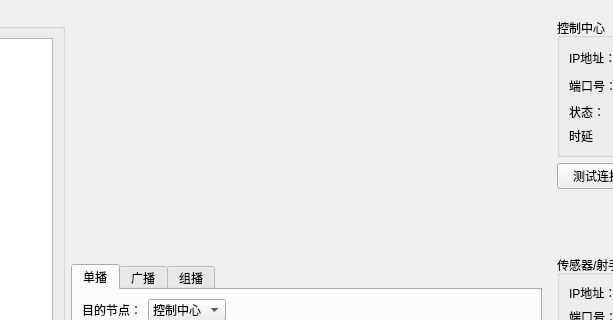
mioyzhang/UI, file ui/edgeWindow.ui: the form before one commit; both pictures show x 224 to 837 and y 0 to 320 of the 965 by 535 pixel window.
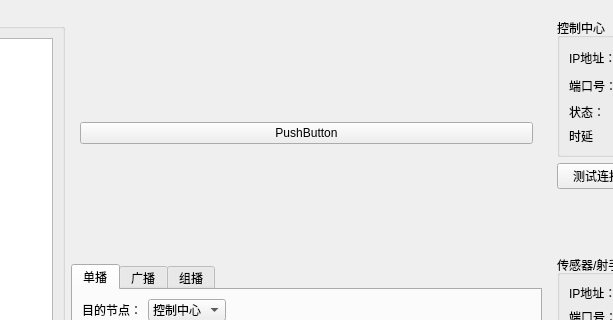
The form after the commit. The open tabs and pages were chosen to show the change. Custom widgets are drawn as their Qt base class.

```diff
--- a/ui/edgeWindow.ui
+++ b/ui/edgeWindow.ui
@@ -55,19 +55,15 @@
          </layout>
         </widget>
         <widget class="QWidget" name="page_2">
+         <layout class="QVBoxLayout" name="verticalLayout_7">
+          <item>
          <widget class="QPushButton" name="pushButton_turn">
-          <property name="geometry">
-           <rect>
-            <x>550</x>
-            <y>530</y>
-            <width>75</width>
-            <height>23</height>
-           </rect>
-          </property>
           <property name="text">
            <string>PushButton</string>
           </property>
          </widget>
+          </item>
+         </layout>
         </widget>
        </widget>
       </item>
```
Left out of the diff: 9 changed lines with no effect on the pictures. Lines whose indentation alone changed are shown as unchanged.
